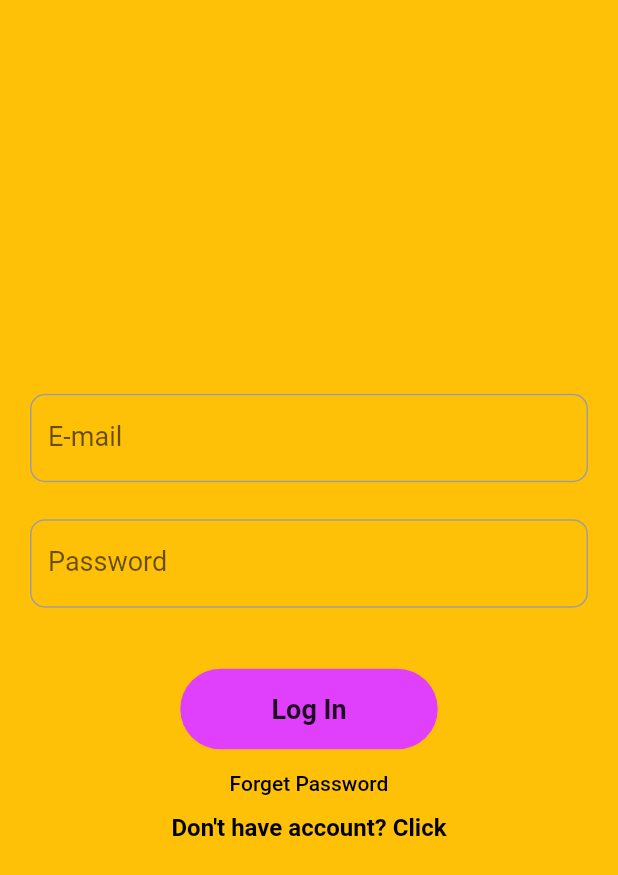
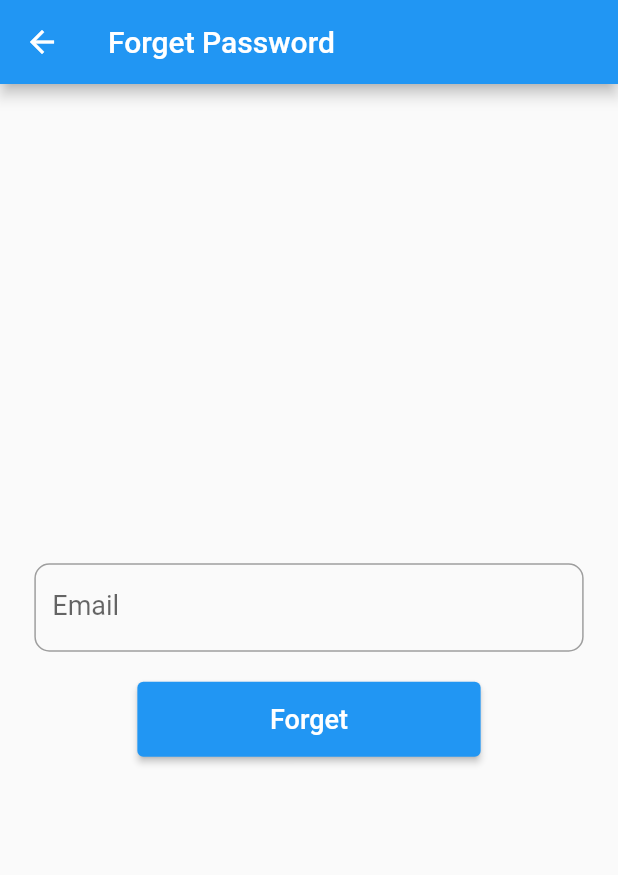
Before and after one commit to thohid44/autoMate, a Flutter app: the screen it shows after launch, after a tap on "Forget Password", on a phone screen of 412 x 824 dp. Shown: the top 875 px of the screen. Run offline on Flutter 3.47's test engine with Material 2 defaults, Android fonts, the phone set to English and light mode, and no system bars; our stand-ins replace cloud_firestore, firebase_auth, firebase_core, firebase_storage, flutter_screenutil, get and 1 more; accounts and stored records are empty; network calls fail.

```diff
--- /dev/null
+++ b/lib/forget_password.dart
@@ -0,0 +1,61 @@
+import 'package:firebase_auth/firebase_auth.dart';
+import 'package:flutter/material.dart';
+import 'package:flutter_screenutil/flutter_screenutil.dart';
+
+class ForgetPassword extends StatefulWidget {
+  const ForgetPassword({super.key});
+
+  @override
+  State<ForgetPassword> createState() => _ForgetPasswordState();
+}
+
+class _ForgetPasswordState extends State<ForgetPassword> {
+    final FirebaseAuth _auth = FirebaseAuth.instance;
+  final TextEditingController email = TextEditingController();
+  @override
+  Widget build(BuildContext context) {
+    return Scaffold(
+      appBar: AppBar(title: Text("Forget Password"),),
+      body: Column(
+        mainAxisAlignment: MainAxisAlignment.center,
+        children: [
+            Container(
+              margin: EdgeInsets.symmetric(horizontal: 20.w),
+              child: TextFormField(
+                  controller: email,
+                  decoration: InputDecoration(
+                    labelText: "Email",
+                    labelStyle: TextStyle(fontSize: 18),
+                    enabledBorder: OutlineInputBorder(
+                      borderRadius: BorderRadius.circular(10),
+                      borderSide: BorderSide(color: Colors.grey),
+                    ),
+                    focusedBorder: OutlineInputBorder(
+                      borderRadius: BorderRadius.circular(10.r),
+                      borderSide: BorderSide(color: Colors.blue),
+                    ),
+                  ),
+                ),
+            ),
+
+              SizedBox(height: 20,),
+
+   Container(
+                width: 200.w,
+                height: 50,
+
+                child: ElevatedButton(
+                  onPressed: () {
+                 _auth.sendPasswordResetEmail(email: email.text.toString());
+                  },
+                  child: Text(
+                    "Forget",
+                    style: TextStyle(fontSize: 18),
+                  ),
+                ),
+              ),
+        ],
+      ),
+    );
+  }
+}
--- a/lib/main.dart
+++ b/lib/main.dart
@@ -1,4 +1,4 @@
-import 'package:auto/pages/buyer/views/car_list_page.dart';
+import 'package:auto/pages/seller/car_list_page.dart';
 import 'package:auto/pages/home/home.dart';
 import 'package:auto/pages/loginPage.dart';
 import 'package:flutter/material.dart';
--- a/lib/pages/loginPage.dart
+++ b/lib/pages/loginPage.dart
@@ -1,5 +1,6 @@
 import 'dart:convert';
 
+import 'package:auto/forget_password.dart';
 import 'package:auto/pages/seller/sellerHome.dart';
 import 'package:auto/pages/home/home.dart';
 import 'package:auto/pages/registration_page.dart';
@@ -102,7 +103,9 @@ class _LoginPageState extends State<LoginPage> {
               height: 15,
             ),
             InkWell(
-              onTap: () {},
+              onTap: () {
+                Get.to(ForgetPassword());
+              },
               child: Container(
                 child: Text(
                   "Forget Password",
--- a/lib/pages/buyer/views/car_list_page.dart
+++ b/lib/pages/seller/car_list_page.dart
@@ -55,7 +55,7 @@ class _CarListPageState extends State<CarListPage> {
                           Container(
                             height: 100.h,
                             width: 80.w,
-                            child: Image.asset("assets/car1.png"),
+                            child: Image.network("${snapshot.data!.docs[index].get("url").toString()}"),
                           ),
                           SizedBox(
                             width: 15.w,
--- a/lib/pages/seller/sellerHome.dart
+++ b/lib/pages/seller/sellerHome.dart
@@ -1,6 +1,6 @@
 import 'package:auto/pages/seller/add_new_car.dart';
 import 'package:auto/pages/buyer/views/car_list_for_order.dart';
-import 'package:auto/pages/buyer/views/car_list_page.dart';
+import 'package:auto/pages/seller/car_list_page.dart';
 import 'package:auto/pages/seller/car_order_Recieve_page.dart';
 import 'package:cloud_firestore/cloud_firestore.dart';
 import 'package:firebase_auth/firebase_auth.dart';
```
Also changed, not shown: lib/pages/seller/add_new_car.dart (+51 -35 lines), lib/pages/seller/edit_my_car.dart (+16 -5 lines), lib/pages/seller/image_store_method.dart (added, +51 -0 lines), lib/pages/seller/image_utils.dart (added, +12 -0 lines), pubspec.yaml (+5 -2 lines), pubspec.lock, 5 other files.
